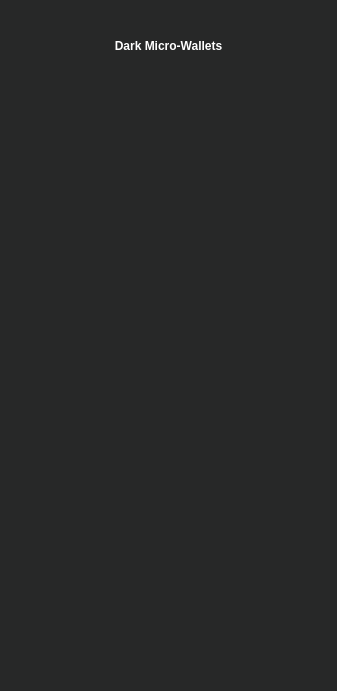
isaidnocookies/Threshodl-Wallet, file ThresHoDLApp/darkmicrowalletview.ui: the form before one commit.
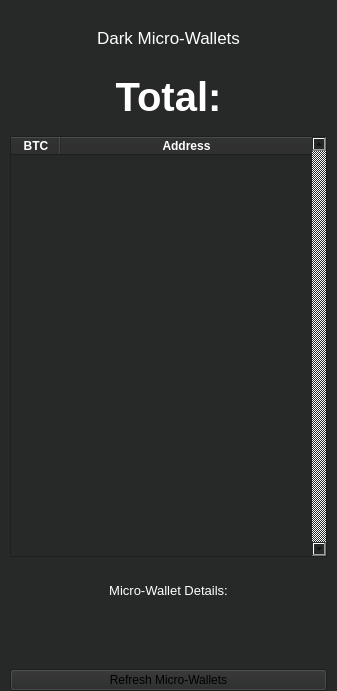
The form after the commit. Icons and pictures are not drawn.

Patch:
```diff
--- a/ThresHoDLApp/darkmicrowalletview.ui
+++ b/ThresHoDLApp/darkmicrowalletview.ui
@@ -17,6 +17,18 @@
    <string notr="true">background-color: #272828;</string>
   </property>
   <layout class="QVBoxLayout" name="verticalLayout">
+   <property name="leftMargin">
+    <number>10</number>
+   </property>
+   <property name="topMargin">
+    <number>0</number>
+   </property>
+   <property name="rightMargin">
+    <number>10</number>
+   </property>
+   <property name="bottomMargin">
+    <number>0</number>
+   </property>
    <item>
     <layout class="QHBoxLayout" name="horizontalLayout">
      <property name="topMargin">
@@ -55,8 +67,9 @@
     <widget class="QLabel" name="label">
      <property name="font">
       <font>
-       <weight>75</weight>
-       <bold>true</bold>
+       <pointsize>13</pointsize>
+       <weight>50</weight>
+       <bold>false</bold>
       </font>
      </property>
      <property name="styleSheet">
@@ -70,19 +83,258 @@
      </property>
     </widget>
    </item>
+   <item>
+    <spacer name="verticalSpacer_2">
+     <property name="orientation">
+      <enum>Qt::Vertical</enum>
+     </property>
+     <property name="sizeType">
+      <enum>QSizePolicy::Minimum</enum>
+     </property>
+     <property name="sizeHint" stdset="0">
+      <size>
+       <width>20</width>
+       <height>20</height>
+      </size>
+     </property>
+    </spacer>
+   </item>
+   <item>
+    <widget class="QLabel" name="totalLabel">
+     <property name="font">
+      <font>
+       <pointsize>30</pointsize>
+       <weight>75</weight>
+       <bold>true</bold>
+      </font>
+     </property>
+     <property name="styleSheet">
+      <string notr="true">color:white;</string>
+     </property>
+     <property name="text">
+      <string>Total:</string>
+     </property>
+     <property name="alignment">
+      <set>Qt::AlignCenter</set>
+     </property>
+    </widget>
+   </item>
+   <item>
+    <spacer name="verticalSpacer_3">
+     <property name="orientation">
+      <enum>Qt::Vertical</enum>
+     </property>
+     <property name="sizeType">
+      <enum>QSizePolicy::Fixed</enum>
+     </property>
+     <property name="sizeHint" stdset="0">
+      <size>
+       <width>20</width>
+       <height>10</height>
+      </size>
+     </property>
+    </spacer>
+   </item>
+   <item>
+    <widget class="QTableWidget" name="microWalletTableWidget">
+     <property name="sizePolicy">
+      <sizepolicy hsizetype="Expanding" vsizetype="Expanding">
+       <horstretch>0</horstretch>
+       <verstretch>0</verstretch>
+      </sizepolicy>
+     </property>
+     <property name="focusPolicy">
+      <enum>Qt::NoFocus</enum>
+     </property>
+     <property name="styleSheet">
+      <string notr="true">color:white;</string>
+     </property>
+     <property name="verticalScrollBarPolicy">
+      <enum>Qt::ScrollBarAlwaysOn</enum>
+     </property>
+     <property name="horizontalScrollBarPolicy">
+      <enum>Qt::ScrollBarAlwaysOff</enum>
+     </property>
+     <property name="editTriggers">
+      <set>QAbstractItemView::NoEditTriggers</set>
+     </property>
+     <property name="dragEnabled">
+      <bool>false</bool>
+     </property>
+     <property name="dragDropOverwriteMode">
+      <bool>false</bool>
+     </property>
+     <property name="selectionMode">
+      <enum>QAbstractItemView::SingleSelection</enum>
+     </property>
+     <property name="selectionBehavior">
+      <enum>QAbstractItemView::SelectRows</enum>
+     </property>
+     <property name="columnCount">
+      <number>2</number>
+     </property>
+     <attribute name="horizontalHeaderVisible">
+      <bool>true</bool>
+     </attribute>
+     <attribute name="horizontalHeaderCascadingSectionResizes">
+      <bool>false</bool>
+     </attribute>
+     <attribute name="horizontalHeaderDefaultSectionSize">
+      <number>50</number>
+     </attribute>
+     <attribute name="horizontalHeaderMinimumSectionSize">
+      <number>10</number>
+     </attribute>
+     <attribute name="horizontalHeaderShowSortIndicator" stdset="0">
+      <bool>true</bool>
+     </attribute>
+     <attribute name="horizontalHeaderStretchLastSection">
+      <bool>true</bool>
+     </attribute>
+     <attribute name="verticalHeaderVisible">
+      <bool>false</bool>
+     </attribute>
+     <attribute name="verticalHeaderDefaultSectionSize">
+      <number>25</number>
+     </attribute>
+     <attribute name="verticalHeaderStretchLastSection">
+      <bool>false</bool>
+     </attribute>
+     <column>
+      <property name="text">
+       <string>BTC</string>
+      </property>
+      <property name="font">
+       <font>
+        <weight>75</weight>
+        <bold>true</bold>
+       </font>
+      </property>
+      <property name="foreground">
+       <brush brushstyle="SolidPattern">
+        <color alpha="255">
+         <red>255</red>
+         <green>255</green>
+         <blue>255</blue>
+        </color>
+       </brush>
+      </property>
+     </column>
+     <column>
+      <property name="text">
+       <string>Address</string>
+      </property>
+      <property name="font">
+       <font>
+        <weight>75</weight>
+        <bold>true</bold>
+       </font>
+      </property>
+      <property name="foreground">
+       <brush brushstyle="SolidPattern">
+        <color alpha="255">
+         <red>255</red>
+         <green>255</green>
+         <blue>255</blue>
+        </color>
+       </brush>
+      </property>
+     </column>
+    </widget>
+   </item>
    <item>
     <spacer name="verticalSpacer">
      <property name="orientation">
       <enum>Qt::Vertical</enum>
      </property>
+     <property name="sizeType">
+      <enum>QSizePolicy::Fixed</enum>
+     </property>
      <property name="sizeHint" stdset="0">
       <size>
        <width>20</width>
-       <height>596</height>
+       <height>20</height>
       </size>
      </property>
     </spacer>
    </item>
+   <item>
+    <widget class="QLabel" name="label_2">
+     <property name="font">
+      <font>
+       <pointsize>10</pointsize>
+      </font>
+     </property>
+     <property name="styleSheet">
+      <string notr="true">color:white;</string>
+     </property>
+     <property name="text">
+      <string>Micro-Wallet Details:</string>
+     </property>
+     <property name="alignment">
+      <set>Qt::AlignCenter</set>
+     </property>
+    </widget>
+   </item>
+   <item>
+    <widget class="QLabel" name="amountLabel">
+     <property name="font">
+      <font>
+       <pointsize>16</pointsize>
+       <weight>75</weight>
+       <bold>true</bold>
+      </font>
+     </property>
+     <property name="styleSheet">
+      <string notr="true">color:white;</string>
+     </property>
+     <property name="text">
+      <string/>
+     </property>
+     <property name="alignment">
+      <set>Qt::AlignCenter</set>
+     </property>
+    </widget>
+   </item>
+   <item>
+    <widget class="QLabel" name="addressLabel">
+     <property name="styleSheet">
+      <string notr="true">color:white;</string>
+     </property>
+     <property name="text">
+      <string/>
+     </property>
+     <property name="scaledContents">
+      <bool>true</bool>
+     </property>
+     <property name="alignment">
+      <set>Qt::AlignCenter</set>
+     </property>
+    </widget>
+   </item>
+   <item>
+    <spacer name="verticalSpacer_4">
+     <property name="orientation">
+      <enum>Qt::Vertical</enum>
+     </property>
+     <property name="sizeType">
+      <enum>QSizePolicy::Fixed</enum>
+     </property>
+     <property name="sizeHint" stdset="0">
+      <size>
+       <width>20</width>
+       <height>15</height>
+      </size>
+     </property>
+    </spacer>
+   </item>
+   <item>
+    <widget class="QPushButton" name="refreshPushButton">
+     <property name="text">
+      <string>Refresh Micro-Wallets</string>
+     </property>
+    </widget>
+   </item>
   </layout>
  </widget>
  <resources>
```
